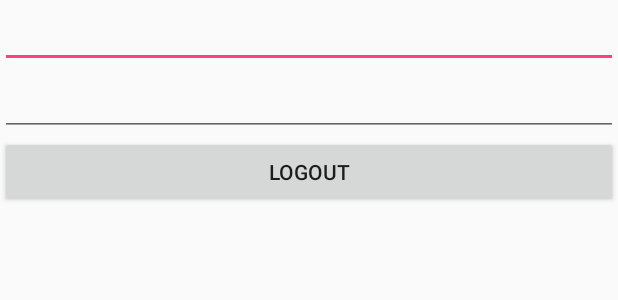
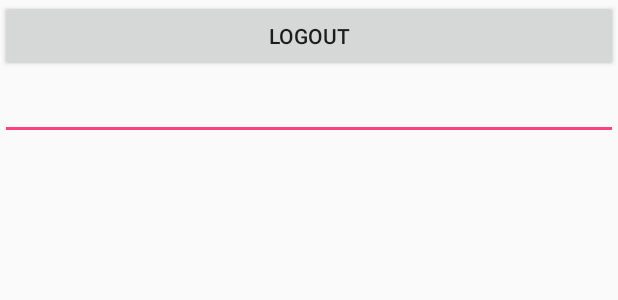
Before and after one commit to klahori/SEG2105-Project, an Android app: the layout activity_welcome.xml on its own in the app's theme, with its tools: preview values and no code run, on a phone screen of 412 x 824 dp. Shown: the top 300 px of the screen. Run offline under Robolectric (Android 15) with nearby library versions, the phone set to English and light mode, and no system bars.

```diff
--- a/Deliverable1/App/app/src/main/java/com/example/user/loginsignup/MainActivity.java
+++ b/Deliverable1/App/app/src/main/java/com/example/user/loginsignup/MainActivity.java
@@ -9,7 +9,6 @@ import android.text.TextUtils;
 import android.view.View;
 import android.widget.Button;
 import android.widget.EditText;
-import android.widget.TextView;
 import android.widget.Toast;
 
 import com.google.android.gms.tasks.OnCompleteListener;
@@ -29,7 +28,6 @@ public class MainActivity extends AppCompatActivity implements View.OnClickListe
     private FirebaseAuth firebaseAuth;
 
     //progress dialog
-    private ProgressDialog progressDialog;
 
 
     @Override
@@ -48,7 +46,6 @@ public class MainActivity extends AppCompatActivity implements View.OnClickListe
         buttonSignIn = (Button) findViewById(R.id.signinBtn);
         btnSignup  = (Button) findViewById(R.id.signupBtn);
 
-        progressDialog = new ProgressDialog(this);
 
         //attaching click listener
         buttonSignIn.setOnClickListener(this);
--- a/Deliverable1/App/app/src/main/res/layout/activity_welcome.xml
+++ b/Deliverable1/App/app/src/main/res/layout/activity_welcome.xml
@@ -11,16 +11,6 @@
         android:layout_height="match_parent"
         android:orientation="vertical">
 
-        <MultiAutoCompleteTextView
-            android:id="@+id/editTextWelcome"
-            android:layout_width="match_parent"
-            android:layout_height="wrap_content" />
-
-        <MultiAutoCompleteTextView
-            android:id="@+id/text_users"
-            android:layout_width="match_parent"
-            android:layout_height="wrap_content" />
-
         <Button
             android:id="@+id/logout"
             android:layout_width="match_parent"
@@ -28,6 +18,17 @@
             android:text="Logout"
             tools:layout_editor_absoluteX="147dp"
             tools:layout_editor_absoluteY="227dp" />
+
+        <MultiAutoCompleteTextView
+            android:id="@+id/editTextWelcome"
+            android:layout_width="match_parent"
+            android:layout_height="wrap_content" />
+
+        <ListView
+            android:id="@+id/listUser"
+            android:layout_width="wrap_content"
+            android:layout_height="wrap_content" />
+
     </LinearLayout>
 
 </RelativeLayout>
```
Also changed, not shown: Deliverable1/App/app/src/main/java/com/example/user/loginsignup/WelcomeActivity.java (+16 -22 lines).
